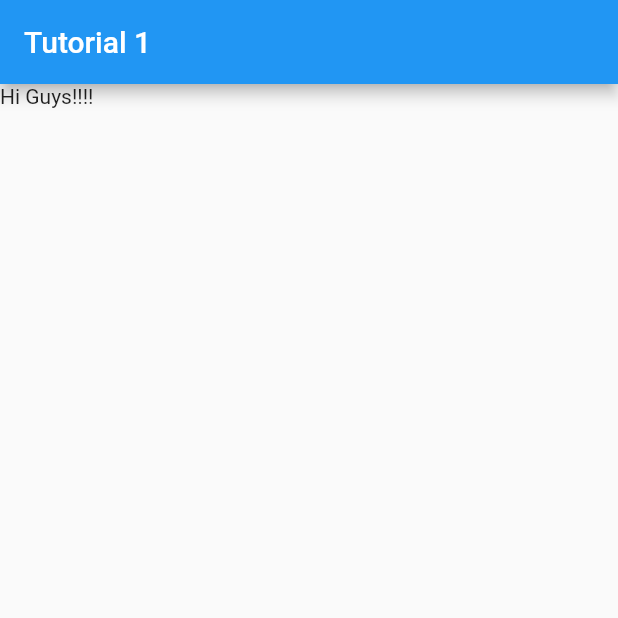
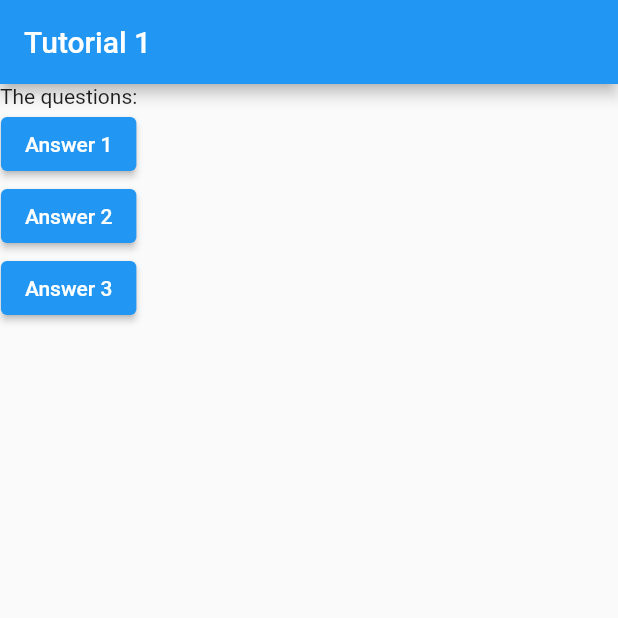
Before and after one commit to mohd-fa/flutter-tutorial1, a Flutter app: the screen it shows after launch, on a phone screen of 412 x 824 dp, the top half of it. Run offline on Flutter 3.47's test engine with Material 2 defaults, Android fonts, the phone set to English and light mode, and no system bars.

Commit message:
implement buuton

```diff
--- a/tutorial1/lib/main.dart
+++ b/tutorial1/lib/main.dart
@@ -9,14 +9,32 @@ void main() => runApp(const MyApp());
 class MyApp extends StatelessWidget {
   const MyApp({Key? key}) : super(key: key);
 
+  void answerQuestion() {
+    print('answer 1 chosen');
+  }
+
   @override
   Widget build(BuildContext context) {
+    var questions = ['What is your name?', 'Where are you from?'];
     return MaterialApp(
       home: Scaffold(
         appBar: AppBar(
-          title: Text('Tutorial 1'),
+          title: const Text('Tutorial 1'),
         ),
-        body: Text('Hi Guys!!!!'),
+        body: Column(
+          children: [
+            const Text('The questions:'),
+            ElevatedButton(onPressed: answerQuestion, child: Text('Answer 1')),
+            ElevatedButton(
+                onPressed: () => print('answer 2 chosen'),
+                child: Text('Answer 2')),
+            ElevatedButton(
+                onPressed: () {
+                  print('answer 3 chosen');
+                },
+                child: Text('Answer 3'))
+          ],
+        ),
       ),
     );
   }
```
